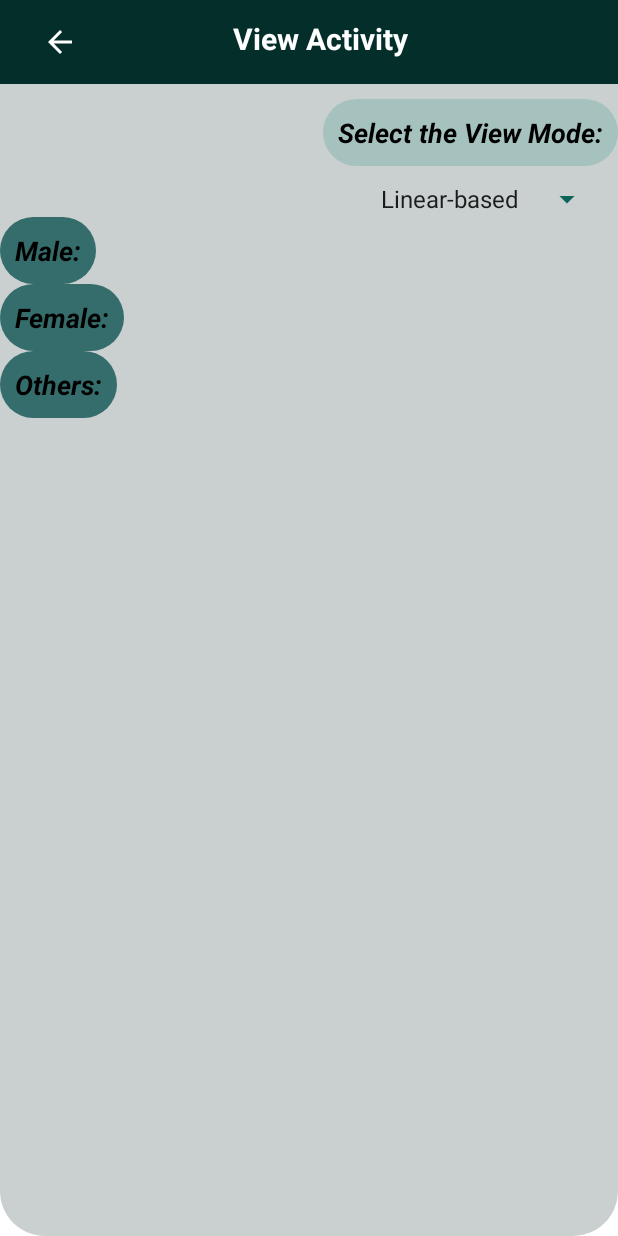
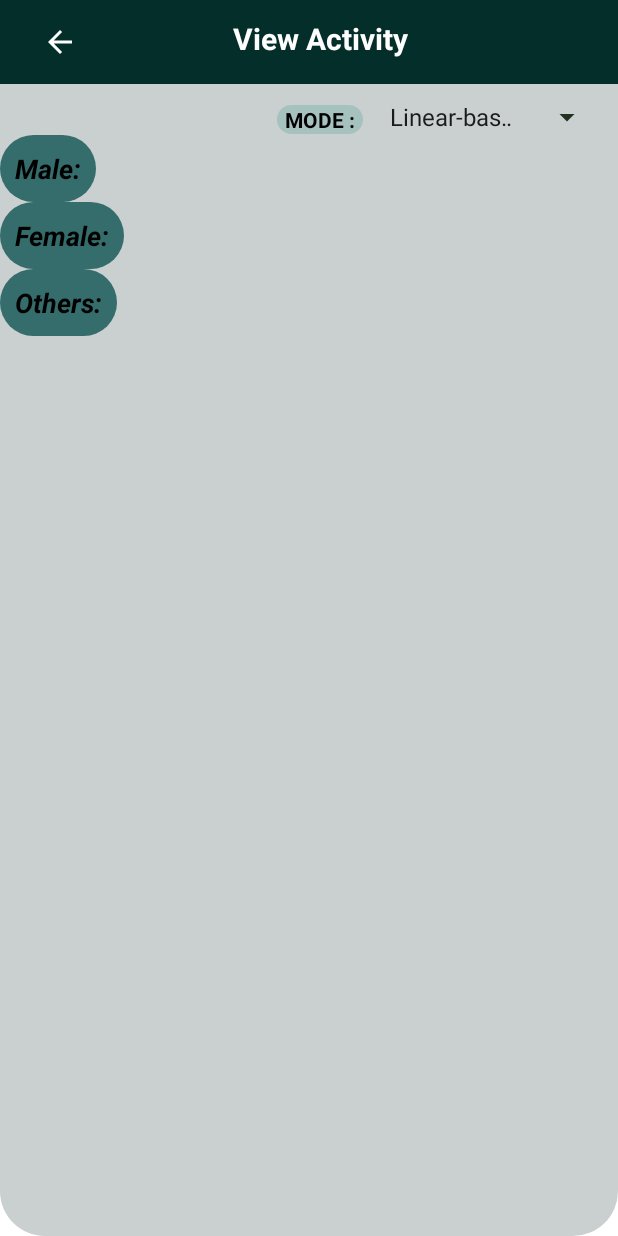
Before and after one commit to Uzairmajeed/DataStoring-App, an Android app: the ViewActivity screen opened directly, with no data from a screen before it, on a phone screen of 412 x 824 dp. Run offline under Robolectric (Android 15) with nearby library versions, the phone set to English and light mode, and no system bars.

Commit message:
ListView_Added

```diff
--- a/app/src/main/java/com/facebook/database_app/ViewActivity.java
+++ b/app/src/main/java/com/facebook/database_app/ViewActivity.java
@@ -10,6 +10,7 @@ import android.widget.ArrayAdapter;
 import android.widget.ImageButton;
 import android.widget.Spinner;
 import android.widget.Toast;
+import android.os.Handler;
 
 import androidx.appcompat.app.AppCompatActivity;
 import androidx.recyclerview.widget.GridLayoutManager;
@@ -32,11 +33,6 @@ public class ViewActivity extends AppCompatActivity {
     private List<ImageData> imageDataListWomen;
     private List<ImageData> imageDataListOthers;
     private SharedPreferences sharedPreferences;
-
-    private int columns;
-    private int imageWidth;
-    private int imageHeight;
-
     private static final String SHARED_PREF_NAME = "my_shared_pref";
     private static final String KEY_NAME = "name";
     private static final String KEY_IMAGE_PATH = "image_path";
@@ -57,7 +53,6 @@ public class ViewActivity extends AppCompatActivity {
     protected void onCreate(Bundle savedInstanceState) {
         super.onCreate(savedInstanceState);
         setContentView(R.layout.activity_view);
-
         backButton = findViewById(R.id.backButton);
         spinnerLayoutStyle = findViewById(R.id.spinnerLayoutStyle);
 
@@ -136,13 +131,25 @@ public class ViewActivity extends AppCompatActivity {
         ArrayAdapter<CharSequence> adapter = ArrayAdapter.createFromResource(this, R.array.layout_style_options, android.R.layout.simple_spinner_item);
         adapter.setDropDownViewResource(android.R.layout.simple_spinner_dropdown_item);
         spinnerLayoutStyle.setAdapter(adapter);
+        // Retrieve the saved spinner position from SharedPreferences
+        int spinnerPosition = sharedPreferences.getInt("spinner_position", spinnerLayoutStyle.getSelectedItemPosition());
+        spinnerLayoutStyle.setSelection(spinnerPosition);
         spinnerLayoutStyle.setOnItemSelectedListener(new AdapterView.OnItemSelectedListener() {
             @Override
             public void onItemSelected(AdapterView<?> parent, View view, int position, long id) {
+                String selectedOption = parent.getItemAtPosition(position).toString();
+                if (selectedOption.equals(getString(R.string.list_based))) {
+                    setLayoutStyleForListBased();
+                } else {
                     // Update the layout style based on the spinner selection
                     isGridBased = position == 1;
                     setGridSpanCount(); // Set the grid span count based on the isGridBased flag
                     setLayoutStyle(isGridBased);
+                }
+                // Save the selected position in SharedPreferences
+                SharedPreferences.Editor editor = sharedPreferences.edit();
+                editor.putInt("spinner_position", position);
+                editor.apply();
             }
 
             @Override
@@ -151,6 +158,42 @@ public class ViewActivity extends AppCompatActivity {
         });
     }
 
+    private void setLayoutStyleForListBased() {
+        // Use ListBasedImageAdapter for the "List-based" option
+        ListBasedImageAdapter listBasedImageAdapterMen = new ListBasedImageAdapter(this, imageDataListMen);
+        ListBasedImageAdapter listBasedImageAdapterWomen = new ListBasedImageAdapter(this, imageDataListWomen);
+        ListBasedImageAdapter listBasedImageAdapterOthers = new ListBasedImageAdapter(this, imageDataListOthers);
+
+        // Set item click listener for the ListBasedImageAdapters
+        listBasedImageAdapterMen.setOnItemClickListener(new ListBasedImageAdapter.OnItemClickListener() {
+            @Override
+            public void onItemClick(ImageData imageData) {
+                navigateToDetailsActivity(imageData);
+            }
+        });
+
+        listBasedImageAdapterWomen.setOnItemClickListener(new ListBasedImageAdapter.OnItemClickListener() {
+            @Override
+            public void onItemClick(ImageData imageData) {
+                navigateToDetailsActivity(imageData);
+            }
+        });
+
+        listBasedImageAdapterOthers.setOnItemClickListener(new ListBasedImageAdapter.OnItemClickListener() {
+            @Override
+            public void onItemClick(ImageData imageData) {
+                navigateToDetailsActivity(imageData);
+            }
+        });
+
+        recyclerViewMen.setLayoutManager(new LinearLayoutManager(this, LinearLayoutManager.VERTICAL, false));
+        recyclerViewWomen.setLayoutManager(new LinearLayoutManager(this, LinearLayoutManager.VERTICAL, false));
+        recyclerViewOthers.setLayoutManager(new LinearLayoutManager(this, LinearLayoutManager.VERTICAL, false));
+
+        recyclerViewMen.setAdapter(listBasedImageAdapterMen);
+        recyclerViewWomen.setAdapter(listBasedImageAdapterWomen);
+        recyclerViewOthers.setAdapter(listBasedImageAdapterOthers);
+    }
     public void setGridSpanCount() {
         int spanCount = isGridBased ? (getResources().getConfiguration().orientation == Configuration.ORIENTATION_PORTRAIT
                 ? GRID_SPAN_COUNT_PORTRAIT : GRID_SPAN_COUNT_LANDSCAPE) : 1;
@@ -164,15 +207,13 @@ public class ViewActivity extends AppCompatActivity {
         recyclerViewWomen.setLayoutManager(new GridLayoutManager(this, spanCount));
         recyclerViewOthers.setLayoutManager(new GridLayoutManager(this, spanCount));
     }
-
-
-
     private void setLayoutStyle(boolean isGridBased) {
         this.isGridBased = isGridBased;
 
         if (isGridBased) {
             setGridSpanCount();
 
+            // Set GridLayoutManager for the RecyclerViews
             GridLayoutManager gridLayoutManagerMen = new GridLayoutManager(this, gridSpanCount);
             GridLayoutManager gridLayoutManagerWomen = new GridLayoutManager(this, gridSpanCount);
             GridLayoutManager gridLayoutManagerOthers = new GridLayoutManager(this, gridSpanCount);
@@ -181,11 +222,13 @@ public class ViewActivity extends AppCompatActivity {
             recyclerViewWomen.setLayoutManager(gridLayoutManagerWomen);
             recyclerViewOthers.setLayoutManager(gridLayoutManagerOthers);
 
+            // Use the ImageAdapter for Grid-based layout
             if (imageAdapterMen == null) {
                 imageAdapterMen = new ImageAdapter(this, imageDataListMen, isGridBased);
                 recyclerViewMen.setAdapter(imageAdapterMen);
             } else {
                 imageAdapterMen.setGridBased(isGridBased);
+                recyclerViewMen.setAdapter(imageAdapterMen);
             }
 
             if (imageAdapterWomen == null) {
@@ -193,6 +236,7 @@ public class ViewActivity extends AppCompatActivity {
                 recyclerViewWomen.setAdapter(imageAdapterWomen);
             } else {
                 imageAdapterWomen.setGridBased(isGridBased);
+                recyclerViewWomen.setAdapter(imageAdapterWomen);
             }
 
             if (imageAdapterOthers == null) {
@@ -200,8 +244,10 @@ public class ViewActivity extends AppCompatActivity {
                 recyclerViewOthers.setAdapter(imageAdapterOthers);
             } else {
                 imageAdapterOthers.setGridBased(isGridBased);
+                recyclerViewOthers.setAdapter(imageAdapterOthers);
             }
         } else {
+            // Set LinearLayoutManager for the RecyclerViews
             LinearLayoutManager layoutManagerMen = new LinearLayoutManager(this, LinearLayoutManager.HORIZONTAL, false);
             LinearLayoutManager layoutManagerWomen = new LinearLayoutManager(this, LinearLayoutManager.HORIZONTAL, false);
             LinearLayoutManager layoutManagerOthers = new LinearLayoutManager(this, LinearLayoutManager.HORIZONTAL, false);
@@ -210,41 +256,33 @@ public class ViewActivity extends AppCompatActivity {
             recyclerViewWomen.setLayoutManager(layoutManagerWomen);
             recyclerViewOthers.setLayoutManager(layoutManagerOthers);
 
-            // Ensure imageAdapterMen, imageAdapterWomen, and imageAdapterOthers are initialized
+            // Use the ImageAdapter for List-based layout
+            if (imageAdapterMen == null) {
                 imageAdapterMen = new ImageAdapter(this, imageDataListMen, isGridBased);
+                recyclerViewMen.setAdapter(imageAdapterMen);
+            } else {
+                imageAdapterMen.setGridBased(isGridBased);
+                recyclerViewMen.setAdapter(imageAdapterMen);
+            }
+
+            if (imageAdapterWomen == null) {
                 imageAdapterWomen = new ImageAdapter(this, imageDataListWomen, isGridBased);
+                recyclerViewWomen.setAdapter(imageAdapterWomen);
+            } else {
+                imageAdapterWomen.setGridBased(isGridBased);
+                recyclerViewWomen.setAdapter(imageAdapterWomen);
+            }
+
+            if (imageAdapterOthers == null) {
                 imageAdapterOthers = new ImageAdapter(this, imageDataListOthers, isGridBased);
-
-            recyclerViewMen.setAdapter(imageAdapterMen);
-            recyclerViewWomen.setAdapter(imageAdapterWomen);
                 recyclerViewOthers.setAdapter(imageAdapterOthers);
-
-            recyclerViewMen.post(new Runnable() {
-                @Override
-                public void run() {
-                    recyclerViewMen.scrollToPosition(0);
-                }
-            });
-
-            recyclerViewWomen.post(new Runnable() {
-                @Override
-                public void run() {
-                    recyclerViewWomen.scrollToPosition(0);
-                }
-            });
-
-            recyclerViewOthers.post(new Runnable() {
-                @Override
-                public void run() {
-                    recyclerViewOthers.scrollToPosition(0);
-                }
-            });
-
-            imageAdapterMen.resetItemSize(recyclerViewMen);
-            imageAdapterWomen.resetItemSize(recyclerViewWomen);
-            imageAdapterOthers.resetItemSize(recyclerViewOthers);
+            } else {
+                imageAdapterOthers.setGridBased(isGridBased);
+                recyclerViewOthers.setAdapter(imageAdapterOthers);
             }
         }
+    }
+
 
 
     @Override
@@ -257,5 +295,4 @@ public class ViewActivity extends AppCompatActivity {
             setGridSpanCount();
         }
     }
-
 }
--- a/app/src/main/res/layout/activity_view.xml
+++ b/app/src/main/res/layout/activity_view.xml
@@ -14,29 +14,28 @@
             layout="@layout/toolbar_view" />
 
         <TextView
-            android:id="@+id/textViewSelectViewMode"
             android:layout_width="wrap_content"
             android:layout_height="wrap_content"
             android:layout_below="@id/toolbarview1"
-            android:layout_marginTop="10dp"
-            android:padding="10dp"
-            android:layout_alignParentEnd="true"
-            android:text="Select the View Mode:"
+            android:text="MODE :"
             android:background="@drawable/backgroud_spinner"
+            android:paddingStart="5dp"
+            android:paddingEnd="5dp"
+            android:layout_marginTop="14dp"
+            android:layout_toLeftOf="@+id/spinnerLayoutStyle"
             android:textColor="@color/black"
-            android:textSize="18sp"
-            android:textStyle="bold|italic" />
+            android:textStyle="bold" />
 
         <Spinner
             android:id="@+id/spinnerLayoutStyle"
-            android:layout_width="wrap_content"
+            android:layout_width="150dp"
             android:layout_height="wrap_content"
-            android:layout_below="@id/textViewSelectViewMode"
+            android:layout_below="@id/toolbarview1"
             android:layout_alignParentEnd="true"
             android:layout_marginStart="10dp"
             android:layout_marginTop="10dp"
             android:layout_marginEnd="10dp"
-            android:backgroundTint="#0E6359"
+            android:backgroundTint="#22321F"
             android:entries="@array/layout_style_options" />
 
         <TextView
--- a/app/src/main/res/values/array.xml
+++ b/app/src/main/res/values/array.xml
@@ -9,5 +9,6 @@
     <string-array name="layout_style_options">
         <item>Linear-based</item>
         <item>Grid-based</item>
+        <item>List-based</item>
     </string-array>
 </resources>
--- a/app/src/main/res/values/strings.xml
+++ b/app/src/main/res/values/strings.xml
@@ -1,5 +1,8 @@
 <resources>
     <string name="app_name">DatabaseApp</string>
-    <string name="select_gender">SelectGender</string>
+    <string name="Select_Gender">SelectGender</string>
     <string name="gender">Gender</string>
+    <string name="list_based">List-based</string>
+    <string name="linear_based">List-based</string>
+
 </resources>
```
Also changed, not shown: app/src/main/java/com/facebook/database_app/ListBasedImageAdapter.java (added, +85 -0 lines), app/src/main/res/layout/activity_save.xml (+15 -15 lines), app/src/main/res/layout/item_list_based_image.xml (added, +23 -0 lines). Lines whose indentation alone changed are shown as unchanged.
